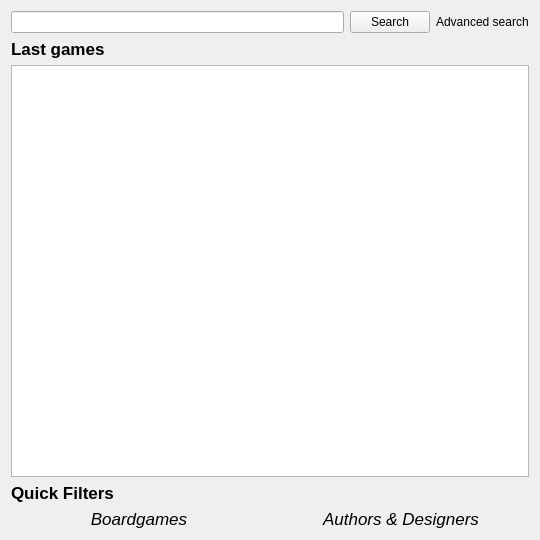
Above: ui/designer/dashboard.ui from arielvb/collector before the change. Below: the same form after it.
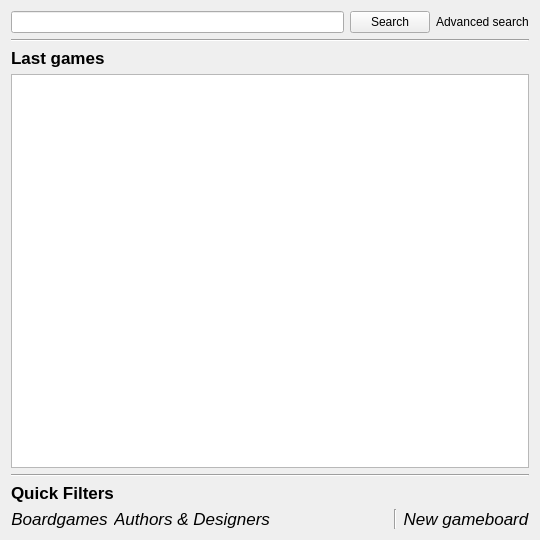
That is the form after the change. Icons and pictures are not drawn.

Commit message: nou botó d'afegir al dashboard i canviar tots els botons a escala de grisos

The edit to the form file:
```diff
--- a/ui/designer/dashboard.ui
+++ b/ui/designer/dashboard.ui
@@ -44,6 +44,13 @@
      </item>
     </layout>
    </item>
+   <item>
+    <widget class="Line" name="line_3">
+     <property name="orientation">
+      <enum>Qt::Horizontal</enum>
+     </property>
+    </widget>
+   </item>
    <item>
     <widget class="QLabel" name="label_4">
      <property name="text">
@@ -58,6 +65,13 @@
    <item>
     <widget class="QListWidget" name="listWidget"/>
    </item>
+   <item>
+    <widget class="Line" name="line_2">
+     <property name="orientation">
+      <enum>Qt::Horizontal</enum>
+     </property>
+    </widget>
+   </item>
    <item>
     <widget class="QLabel" name="label_3">
      <property name="text">
@@ -95,6 +109,38 @@
        </property>
       </widget>
      </item>
+     <item>
+      <spacer name="horizontalSpacer">
+       <property name="orientation">
+        <enum>Qt::Horizontal</enum>
+       </property>
+       <property name="sizeHint" stdset="0">
+        <size>
+         <width>40</width>
+         <height>20</height>
+        </size>
+       </property>
+      </spacer>
+     </item>
+     <item>
+      <widget class="Line" name="line">
+       <property name="orientation">
+        <enum>Qt::Vertical</enum>
+       </property>
+      </widget>
+     </item>
+     <item>
+      <widget class="QLabel" name="label_6">
+       <property name="text">
+        <string>&lt;!DOCTYPE HTML PUBLIC &quot;-//W3C//DTD HTML 4.0//EN&quot; &quot;http://www.w3.org/TR/REC-html40/strict.dtd&quot;&gt;
+&lt;html&gt;&lt;head&gt;&lt;meta name=&quot;qrichtext&quot; content=&quot;1&quot; /&gt;&lt;style type=&quot;text/css&quot;&gt;
+p, li { white-space: pre-wrap; }
+&lt;/style&gt;&lt;/head&gt;&lt;body style=&quot; font-family:'Lucida Grande'; font-size:13pt; font-weight:400; font-style:normal;&quot;&gt;
+&lt;p align=&quot;center&quot; style=&quot; margin-top:0px; margin-bottom:0px; margin-left:0px; margin-right:0px; -qt-block-indent:0; text-indent:0px;&quot;&gt;&lt;img src=&quot;:/add_grey.png&quot; /&gt;&lt;/p&gt;
+&lt;p align=&quot;center&quot; style=&quot; margin-top:0px; margin-bottom:0px; margin-left:0px; margin-right:0px; -qt-block-indent:0; text-indent:0px;&quot;&gt;&lt;span style=&quot; font-style:italic;&quot;&gt;New gameboard&lt;/span&gt;&lt;/p&gt;&lt;/body&gt;&lt;/html&gt;</string>
+       </property>
+      </widget>
+     </item>
     </layout>
    </item>
   </layout>
```
The commit also changes 8 other files.
